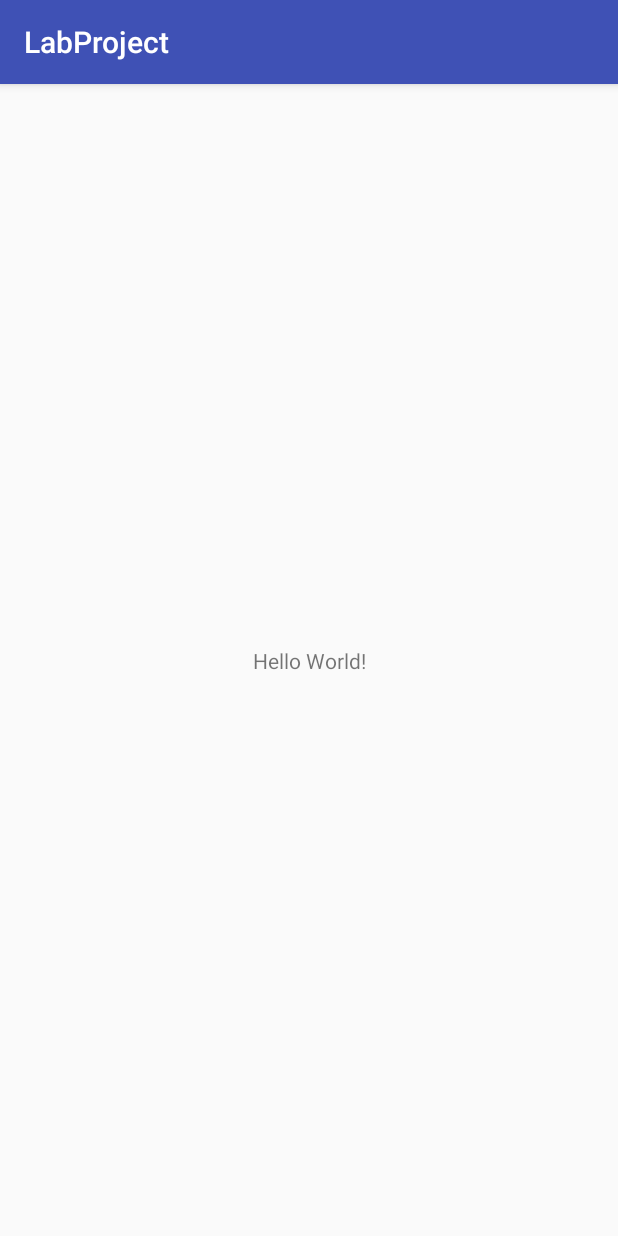
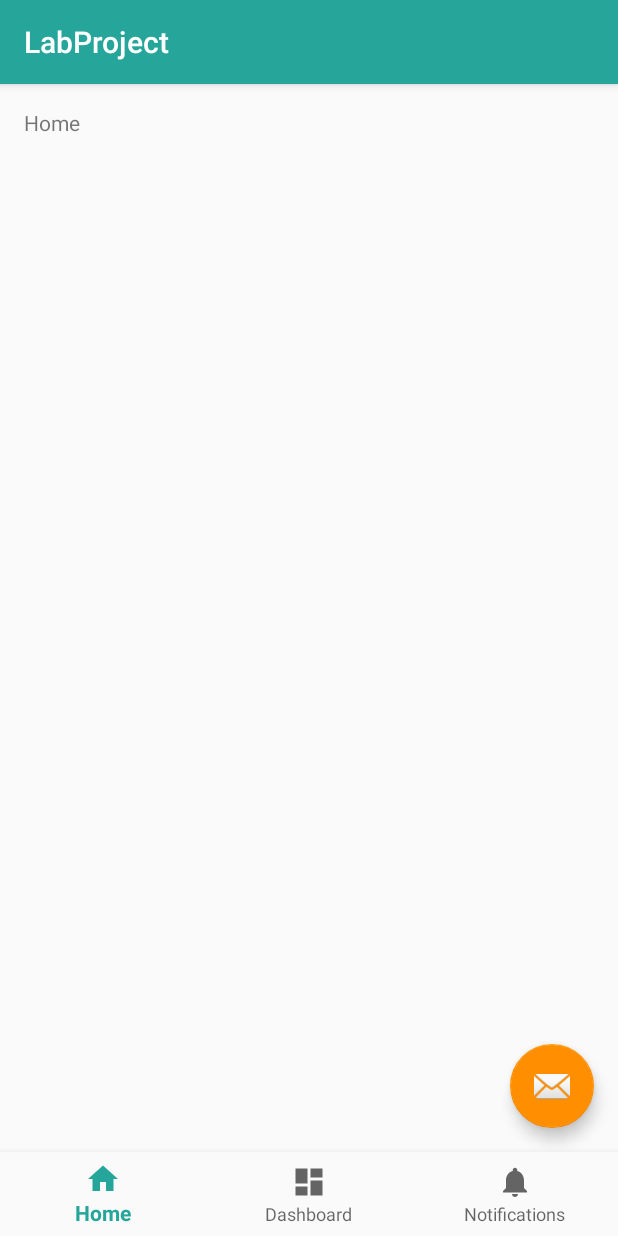
Before and after one commit to heszgergely/AndroidLabProj, an Android app: the screen it shows after launch (MainActivity before the commit, BottomNavigationActivity after it), on a phone screen of 412 x 824 dp. Run offline under Robolectric (Android 15) with nearby library versions, the phone set to English and light mode, and no system bars.

Commit message:
Initial commit - Bottom navigation added

```diff
--- a/mobile/build.gradle
+++ b/mobile/build.gradle
@@ -9,6 +9,7 @@
         versionCode 1
         versionName "1.0"
         testInstrumentationRunner "android.support.test.runner.AndroidJUnitRunner"
+        vectorDrawables.useSupportLibrary = true
     }
     buildTypes {
         release {
@@ -22,6 +23,8 @@
     implementation fileTree(dir: 'libs', include: ['*.jar'])
     implementation 'com.android.support:appcompat-v7:26.1.0'
     implementation 'com.android.support.constraint:constraint-layout:1.0.2'
+    implementation 'com.android.support:design:26.1.0'
+    implementation 'com.android.support:support-vector-drawable:26.1.0'
     testImplementation 'junit:junit:4.12'
     androidTestImplementation 'com.android.support.test:runner:1.0.1'
     androidTestImplementation 'com.android.support.test.espresso:espresso-core:3.0.1'
--- a/mobile/src/main/AndroidManifest.xml
+++ b/mobile/src/main/AndroidManifest.xml
@@ -11,7 +11,7 @@
         android:roundIcon="@mipmap/ic_launcher_round"
         android:supportsRtl="true"
         android:theme="@style/AppTheme">
-        <activity android:name=".MainActivity">
+        <activity android:name=".BottomNavigationActivity">
             <intent-filter>
                 <action android:name="android.intent.action.MAIN" />
 
--- /dev/null
+++ b/mobile/src/main/java/com/example/hesz/labproject/BottomNavigationActivity.java
@@ -0,0 +1,56 @@
+package com.example.hesz.labproject;
+
+import android.os.Bundle;
+import android.support.annotation.NonNull;
+import android.support.design.widget.BottomNavigationView;
+import android.support.design.widget.FloatingActionButton;
+import android.support.design.widget.Snackbar;
+import android.support.v7.app.AppCompatActivity;
+import android.view.MenuItem;
+import android.view.View;
+import android.widget.TextView;
+
+public class BottomNavigationActivity extends AppCompatActivity {
+
+    private TextView mTextMessage;
+
+    private BottomNavigationView.OnNavigationItemSelectedListener mOnNavigationItemSelectedListener
+            = new BottomNavigationView.OnNavigationItemSelectedListener() {
+
+        @Override
+        public boolean onNavigationItemSelected(@NonNull MenuItem item) {
+            switch (item.getItemId()) {
+                case R.id.navigation_home:
+                    mTextMessage.setText(R.string.title_home);
+                    return true;
+                case R.id.navigation_dashboard:
+                    mTextMessage.setText(R.string.title_dashboard);
+                    return true;
+                case R.id.navigation_notifications:
+                    mTextMessage.setText(R.string.title_notifications);
+                    return true;
+            }
+            return false;
+        }
+    };
+
+    @Override
+    protected void onCreate(Bundle savedInstanceState) {
+        super.onCreate(savedInstanceState);
+        setContentView(R.layout.activity_bottom_navigation);
+
+        FloatingActionButton fab = (FloatingActionButton) findViewById(R.id.fab);
+        fab.setOnClickListener(new View.OnClickListener() {
+            @Override
+            public void onClick(View view) {
+                Snackbar.make(view, "Replace with your own action", Snackbar.LENGTH_LONG)
+                        .setAction("Action", null).show();
+            }
+        });
+
+        mTextMessage = (TextView) findViewById(R.id.message);
+        BottomNavigationView navigation = (BottomNavigationView) findViewById(R.id.navigation);
+        navigation.setOnNavigationItemSelectedListener(mOnNavigationItemSelectedListener);
+    }
+
+}
--- a/mobile/src/main/java/com/example/hesz/labproject/MainActivity.java
+++ /dev/null
@@ -1,13 +0,0 @@
-package com.example.hesz.labproject;
-
-import android.support.v7.app.AppCompatActivity;
-import android.os.Bundle;
-
-public class MainActivity extends AppCompatActivity {
-
-    @Override
-    protected void onCreate(Bundle savedInstanceState) {
-        super.onCreate(savedInstanceState);
-        setContentView(R.layout.activity_main);
-    }
-}
--- /dev/null
+++ b/mobile/src/main/res/drawable/ic_dashboard_black_24dp.xml
@@ -0,0 +1,9 @@
+<vector xmlns:android="http://schemas.android.com/apk/res/android"
+    android:width="24dp"
+    android:height="24dp"
+    android:viewportHeight="24.0"
+    android:viewportWidth="24.0">
+    <path
+        android:fillColor="#FF000000"
+        android:pathData="M3,13h8L11,3L3,3v10zM3,21h8v-6L3,15v6zM13,21h8L21,11h-8v10zM13,3v6h8L21,3h-8z" />
+</vector>
--- /dev/null
+++ b/mobile/src/main/res/drawable/ic_home_black_24dp.xml
@@ -0,0 +1,9 @@
+<vector xmlns:android="http://schemas.android.com/apk/res/android"
+    android:width="24dp"
+    android:height="24dp"
+    android:viewportHeight="24.0"
+    android:viewportWidth="24.0">
+    <path
+        android:fillColor="#FF000000"
+        android:pathData="M10,20v-6h4v6h5v-8h3L12,3 2,12h3v8z" />
+</vector>
--- /dev/null
+++ b/mobile/src/main/res/drawable/ic_notifications_black_24dp.xml
@@ -0,0 +1,9 @@
+<vector xmlns:android="http://schemas.android.com/apk/res/android"
+    android:width="24dp"
+    android:height="24dp"
+    android:viewportHeight="24.0"
+    android:viewportWidth="24.0">
+    <path
+        android:fillColor="#FF000000"
+        android:pathData="M12,22c1.1,0 2,-0.9 2,-2h-4c0,1.1 0.89,2 2,2zM18,16v-5c0,-3.07 -1.64,-5.64 -4.5,-6.32L13.5,4c0,-0.83 -0.67,-1.5 -1.5,-1.5s-1.5,0.67 -1.5,1.5v0.68C7.63,5.36 6,7.92 6,11v5l-2,2v1h16v-1l-2,-2z" />
+</vector>
--- /dev/null
+++ b/mobile/src/main/res/layout/activity_bottom_navigation.xml
@@ -0,0 +1,43 @@
+<?xml version="1.0" encoding="utf-8"?>
+<android.support.constraint.ConstraintLayout xmlns:android="http://schemas.android.com/apk/res/android"
+    xmlns:app="http://schemas.android.com/apk/res-auto"
+    xmlns:tools="http://schemas.android.com/tools"
+    android:id="@+id/container"
+    android:layout_width="match_parent"
+    android:layout_height="match_parent"
+    tools:context="com.example.hesz.labproject.BottomNavigationActivity">
+
+    <TextView
+        android:id="@+id/message"
+        android:layout_width="wrap_content"
+        android:layout_height="wrap_content"
+        android:layout_marginLeft="@dimen/activity_horizontal_margin"
+        android:layout_marginStart="@dimen/activity_horizontal_margin"
+        android:layout_marginTop="@dimen/activity_vertical_margin"
+        android:text="@string/title_home"
+        app:layout_constraintLeft_toLeftOf="parent"
+        app:layout_constraintTop_toTopOf="parent" />
+
+    <android.support.design.widget.FloatingActionButton
+        android:id="@+id/fab"
+        android:layout_width="wrap_content"
+        android:layout_height="wrap_content"
+        app:layout_constraintBottom_toTopOf="@+id/navigation"
+        app:layout_constraintRight_toRightOf="parent"
+        android:layout_margin="@dimen/fab_margin"
+        app:srcCompat="@android:drawable/ic_dialog_email"
+        />
+
+    <android.support.design.widget.BottomNavigationView
+        android:id="@+id/navigation"
+        android:layout_width="0dp"
+        android:layout_height="wrap_content"
+        android:layout_marginEnd="0dp"
+        android:layout_marginStart="0dp"
+        android:background="?android:attr/windowBackground"
+        app:layout_constraintBottom_toBottomOf="parent"
+        app:layout_constraintLeft_toLeftOf="parent"
+        app:layout_constraintRight_toRightOf="parent"
+        app:menu="@menu/navigation" />
+
+</android.support.constraint.ConstraintLayout>
--- a/mobile/src/main/res/layout/activity_main.xml
+++ /dev/null
@@ -1,18 +0,0 @@
-<?xml version="1.0" encoding="utf-8"?>
-<android.support.constraint.ConstraintLayout xmlns:android="http://schemas.android.com/apk/res/android"
-    xmlns:app="http://schemas.android.com/apk/res-auto"
-    xmlns:tools="http://schemas.android.com/tools"
-    android:layout_width="match_parent"
-    android:layout_height="match_parent"
-    tools:context="com.example.hesz.labproject.MainActivity">
-
-    <TextView
-        android:layout_width="wrap_content"
-        android:layout_height="wrap_content"
-        android:text="Hello World!"
-        app:layout_constraintBottom_toBottomOf="parent"
-        app:layout_constraintLeft_toLeftOf="parent"
-        app:layout_constraintRight_toRightOf="parent"
-        app:layout_constraintTop_toTopOf="parent" />
-
-</android.support.constraint.ConstraintLayout>
--- /dev/null
+++ b/mobile/src/main/res/menu/navigation.xml
@@ -0,0 +1,19 @@
+<?xml version="1.0" encoding="utf-8"?>
+<menu xmlns:android="http://schemas.android.com/apk/res/android">
+
+    <item
+        android:id="@+id/navigation_home"
+        android:icon="@drawable/ic_home_black_24dp"
+        android:title="@string/title_home" />
+
+    <item
+        android:id="@+id/navigation_dashboard"
+        android:icon="@drawable/ic_dashboard_black_24dp"
+        android:title="@string/title_dashboard" />
+
+    <item
+        android:id="@+id/navigation_notifications"
+        android:icon="@drawable/ic_notifications_black_24dp"
+        android:title="@string/title_notifications" />
+
+</menu>
--- a/mobile/src/main/res/values/colors.xml
+++ b/mobile/src/main/res/values/colors.xml
@@ -1,6 +1,11 @@
 <?xml version="1.0" encoding="utf-8"?>
 <resources>
-    <color name="colorPrimary">#3F51B5</color>
-    <color name="colorPrimaryDark">#303F9F</color>
-    <color name="colorAccent">#FF4081</color>
+    <color name="primaryColor">#26a69a</color>
+    <color name="primaryLightColor">#64d8cb</color>
+    <color name="primaryDarkColor">#00766c</color>
+    <color name="secondaryColor">#ff8f00</color>
+    <color name="secondaryLightColor">#ffc046</color>
+    <color name="secondaryDarkColor">#c56000</color>
+    <color name="primaryTextColor">#000000</color>
+    <color name="secondaryTextColor">#000000</color>
 </resources>
--- /dev/null
+++ b/mobile/src/main/res/values/dimens.xml
@@ -0,0 +1,6 @@
+<resources>
+    <!-- Default screen margins, per the Android Design guidelines. -->
+    <dimen name="activity_horizontal_margin">16dp</dimen>
+    <dimen name="activity_vertical_margin">16dp</dimen>
+    <dimen name="fab_margin">16dp</dimen>
+</resources>
--- a/mobile/src/main/res/values/strings.xml
+++ b/mobile/src/main/res/values/strings.xml
@@ -1,3 +1,8 @@
 <resources>
     <string name="app_name">LabProject</string>
+    <string name="title_activity_bottom_navigation">BottomNavigationActivity</string>
+    <string name="title_home">Home</string>
+    <string name="title_dashboard">Dashboard</string>
+    <string name="title_notifications">Notifications</string>
+    <string name="title_activity_main2">Main2Activity</string>
 </resources>
--- a/mobile/src/main/res/values/styles.xml
+++ b/mobile/src/main/res/values/styles.xml
@@ -3,9 +3,18 @@
     <!-- Base application theme. -->
     <style name="AppTheme" parent="Theme.AppCompat.Light.DarkActionBar">
         <!-- Customize your theme here. -->
-        <item name="colorPrimary">@color/colorPrimary</item>
-        <item name="colorPrimaryDark">@color/colorPrimaryDark</item>
-        <item name="colorAccent">@color/colorAccent</item>
+        <item name="colorPrimary">@color/primaryColor</item>
+        <item name="colorPrimaryDark">@color/primaryDarkColor</item>
+        <item name="colorAccent">@color/secondaryColor</item>
     </style>
 
+    <style name="AppTheme.NoActionBar">
+        <item name="windowActionBar">false</item>
+        <item name="windowNoTitle">true</item>
+    </style>
+
+    <style name="AppTheme.AppBarOverlay" parent="ThemeOverlay.AppCompat.Dark.ActionBar" />
+
+    <style name="AppTheme.PopupOverlay" parent="ThemeOverlay.AppCompat.Light" />
+
 </resources>
```
